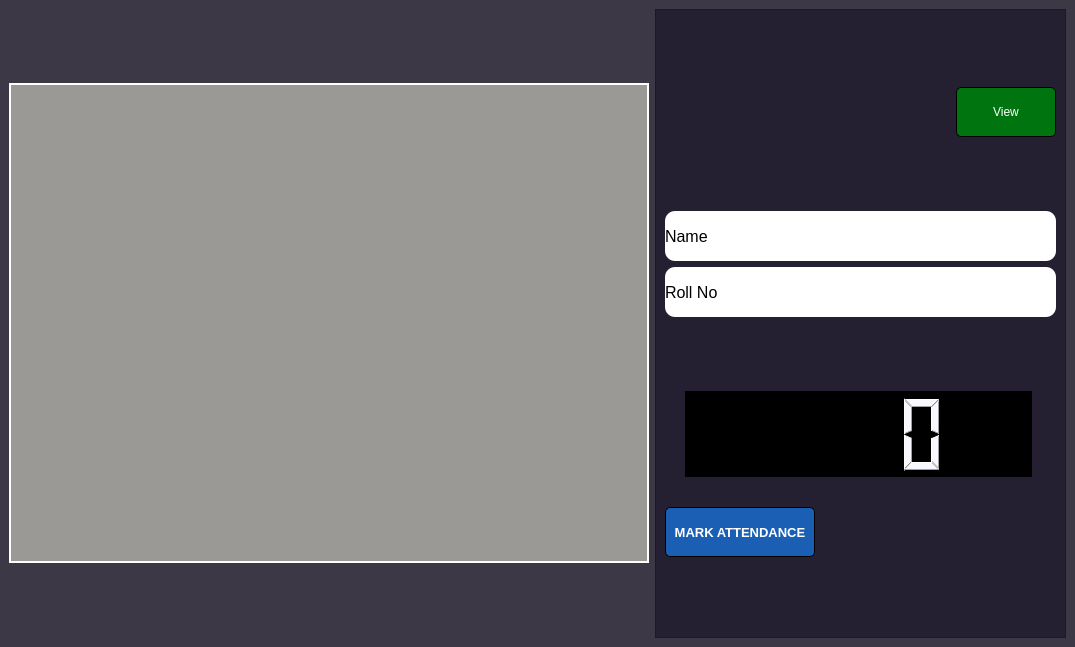
The window that ui/camera-4.ui (Hr15h1/Attendance_system_using_facial_recognition) describes before a commit, drawn with Qt 5.
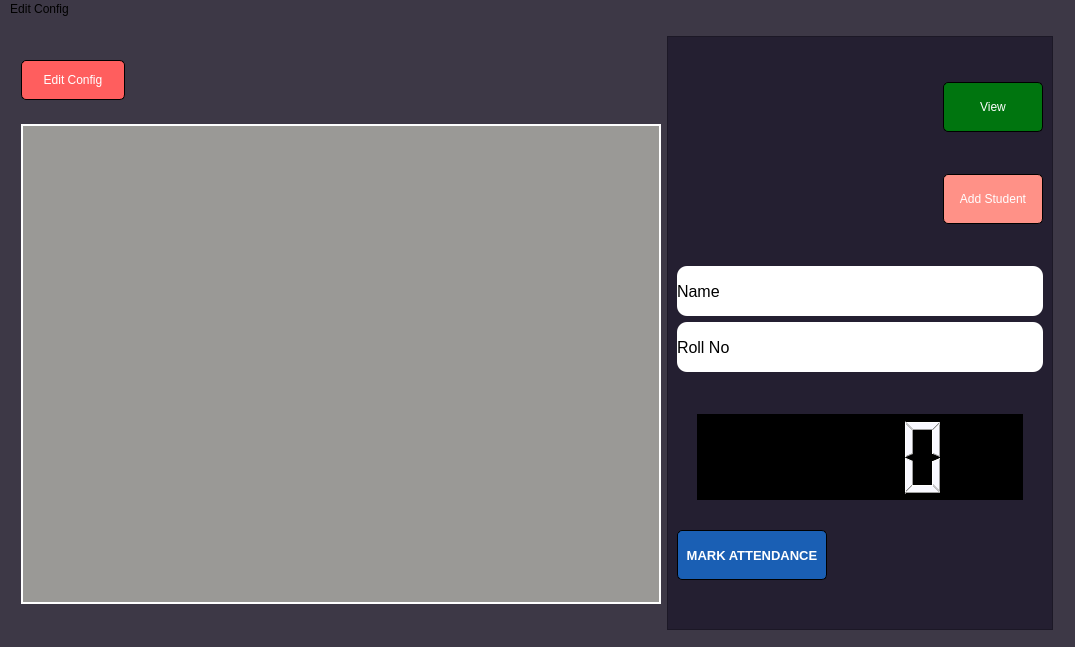
The same window after the commit. Icons and pictures are not drawn.

The edit to the form file:
```diff
--- a/ui/camera-4.ui
+++ b/ui/camera-4.ui
@@ -27,9 +27,49 @@
     <item row="0" column="1">
      <layout class="QHBoxLayout" name="horizontalLayout">
       <item>
+       <layout class="QVBoxLayout" name="verticalLayout_8">
+        <property name="spacing">
+         <number>0</number>
+        </property>
+        <property name="leftMargin">
+         <number>0</number>
+        </property>
+        <item>
+         <widget class="QPushButton" name="pushButton_4">
+          <property name="sizePolicy">
+           <sizepolicy hsizetype="Fixed" vsizetype="Fixed">
+            <horstretch>0</horstretch>
+            <verstretch>0</verstretch>
+           </sizepolicy>
+          </property>
+          <property name="minimumSize">
+           <size>
+            <width>104</width>
+            <height>40</height>
+           </size>
+          </property>
+          <property name="styleSheet">
+           <string notr="true">QPushButton#pushButton_4 {
+	color: rgb(255, 255, 255);
+	border-radius: 5px;
+	border: 1px solid rgb(0, 0, 0);  /* Optional: Adds a border */
+	background-color: rgb(255, 94, 94);
+	
+	font: 700 12pt &quot;Segoe UI&quot;;
+}
+QPushButton#pushButton_4:hover {
+	background-color: rgb(4, 219, 32);
+}</string>
+          </property>
+          <property name="text">
+           <string>Edit Config</string>
+          </property>
+         </widget>
+        </item>
+        <item>
        <widget class="QGraphicsView" name="camera_view">
         <property name="sizePolicy">
-         <sizepolicy hsizetype="Expanding" vsizetype="Expanding">
+           <sizepolicy hsizetype="Fixed" vsizetype="Fixed">
           <horstretch>0</horstretch>
           <verstretch>0</verstretch>
          </sizepolicy>
@@ -53,14 +93,22 @@
         </property>
        </widget>
       </item>
+       </layout>
+      </item>
       <item>
        <widget class="QFrame" name="frame">
         <property name="sizePolicy">
-         <sizepolicy hsizetype="Expanding" vsizetype="Expanding">
+         <sizepolicy hsizetype="Fixed" vsizetype="Fixed">
           <horstretch>0</horstretch>
           <verstretch>0</verstretch>
          </sizepolicy>
         </property>
+        <property name="minimumSize">
+         <size>
+          <width>386</width>
+          <height>594</height>
+         </size>
+        </property>
         <property name="styleSheet">
          <string notr="true">background-color: rgb(36, 31, 49);</string>
         </property>
@@ -102,6 +150,43 @@
            </property>
           </widget>
          </item>
+         <item alignment="Qt::AlignRight">
+          <widget class="QPushButton" name="pushButton_3">
+           <property name="sizePolicy">
+            <sizepolicy hsizetype="Fixed" vsizetype="Fixed">
+             <horstretch>0</horstretch>
+             <verstretch>0</verstretch>
+            </sizepolicy>
+           </property>
+           <property name="minimumSize">
+            <size>
+             <width>100</width>
+             <height>50</height>
+            </size>
+           </property>
+           <property name="styleSheet">
+            <string notr="true">QPushButton#pushButton_3 {
+	color: rgb(255, 255, 255);
+	border-radius: 5px;
+	border: 1px solid rgb(0, 0, 0);  /* Optional: Adds a border */
+	background-color: rgb(255, 145, 135);
+	
+	font: 900 9pt &quot;Segoe UI&quot;;
+}
+QPushButton#pushButton_3:hover {
+	background-color: rgb(255, 103, 103)
+}
+
+QPushButton#pushButton_3:pressed {
+	background-color: rgb(255, 32, 32)
+}
+</string>
+           </property>
+           <property name="text">
+            <string>Add Student</string>
+           </property>
+          </widget>
+         </item>
          <item>
           <layout class="QVBoxLayout" name="verticalLayout">
            <item>
@@ -309,6 +394,33 @@
     </item>
    </layout>
   </widget>
+  <widget class="QMenuBar" name="menuBar">
+   <property name="geometry">
+    <rect>
+     <x>0</x>
+     <y>0</y>
+     <width>1075</width>
+     <height>23</height>
+    </rect>
+   </property>
+   <property name="acceptDrops">
+    <bool>false</bool>
+   </property>
+   <property name="styleSheet">
+    <string notr="true">background-color: rgb(179, 165, 206);
+font: 700 10pt &quot;Segoe UI&quot;;
+
+QMenuBar::right-arrow{
+	image: url(./icons/material-symbols--menu.png);
+}</string>
+   </property>
+   <widget class="QMenu" name="menuEdit_Config">
+    <property name="title">
+     <string>Edit Config</string>
+    </property>
+   </widget>
+   <addaction name="menuEdit_Config"/>
+  </widget>
  </widget>
  <resources/>
  <connections/>
```
Lines whose indentation alone changed are shown as unchanged.
